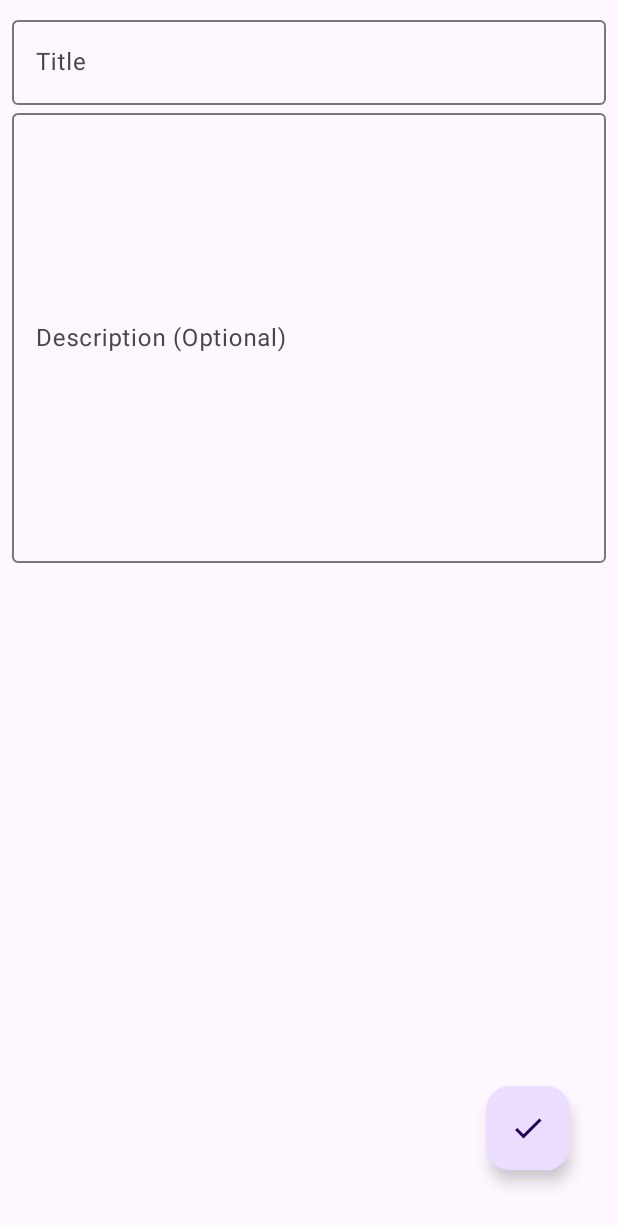
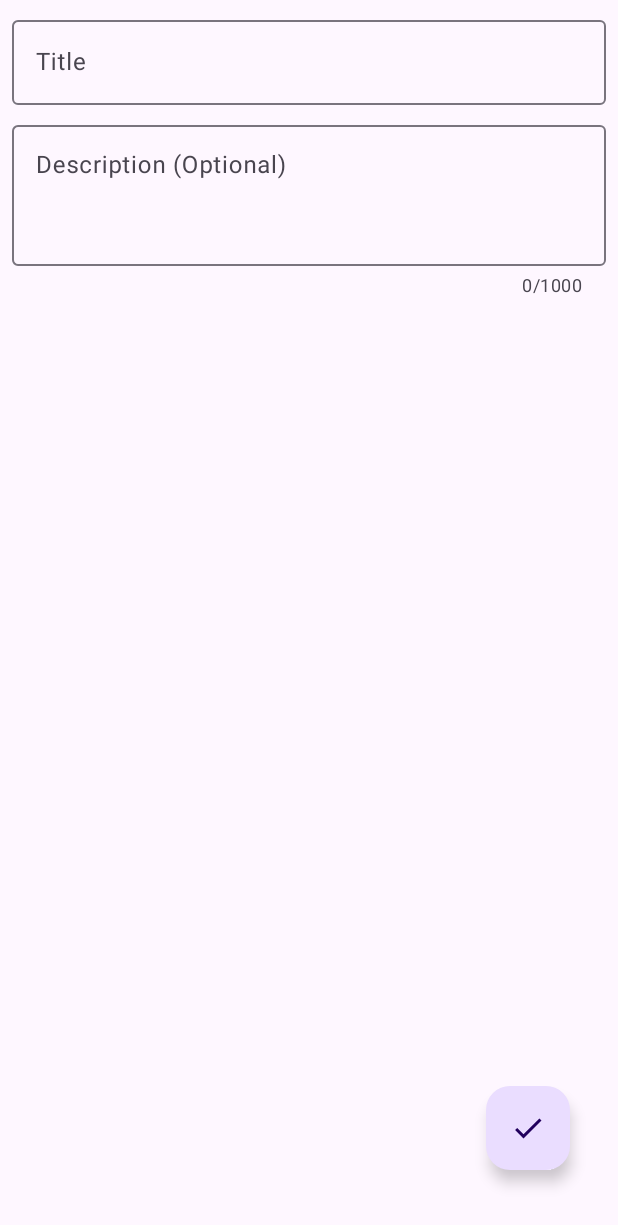
Before and after one commit to shoaibkhanae/CODSOFT-TodoListApp, an Android app: the AddFragment screen opened through its navigation route, on a phone screen of 412 x 824 dp. Shown: the top 1225 px of the screen. Run offline under Robolectric (Android 15) with nearby library versions, the phone set to English and light mode, and no system bars.

Commit message:
improve thee add fragment UI

```diff
--- a/app/src/main/java/com/example/todo/ui/fragments/UpdateFragment.kt
+++ b/app/src/main/java/com/example/todo/ui/fragments/UpdateFragment.kt
@@ -52,8 +52,8 @@ class UpdateFragment : Fragment() {
     override fun onViewCreated(view: View, savedInstanceState: Bundle?) {
         super.onViewCreated(view, savedInstanceState)
 
-        binding.etUpdateTitle.hint = title
-        binding.etUpdateDescription.hint = description
+        binding.etUpdateTitle.setText(title)
+        binding.etUpdateDescription.setText(description)
 
         // go to home screen with updates
         binding.updateButton.setOnClickListener { updateTask() }
--- a/app/src/main/res/layout/fragment_add.xml
+++ b/app/src/main/res/layout/fragment_add.xml
@@ -25,23 +25,28 @@
         </com.google.android.material.textfield.TextInputLayout>
 
     <com.google.android.material.textfield.TextInputLayout
-        android:id="@+id/til_description_title"
+        android:id="@+id/til_todo_description"
         android:layout_width="match_parent"
         android:layout_height="wrap_content"
+        app:counterEnabled="true"
+        app:counterMaxLength="1000"
         app:layout_constraintStart_toStartOf="parent"
         app:layout_constraintEnd_toEndOf="parent"
+        android:layout_marginTop="@dimen/base_margin"
         app:layout_constraintTop_toBottomOf="@id/til_todo_title">
 
         <com.google.android.material.textfield.TextInputEditText
-            android:id="@+id/et_description"
+            android:id="@+id/et_Description"
             android:layout_width="match_parent"
-            android:layout_height="@dimen/description_width"
+            android:layout_height="wrap_content"
+            android:gravity="top|left"
             android:hint="@string/description"
-            android:singleLine="true"
-            android:inputType="text" />
+            android:singleLine="false"
+            android:minLines="3"
+            android:maxLines="5"
+            android:maxLength="1000"
+            android:inputType="textMultiLine"/>
     </com.google.android.material.textfield.TextInputLayout>
-
-
 
         <com.google.android.material.floatingactionbutton.FloatingActionButton
             android:id="@+id/done_button"
```
Also changed, not shown: app/src/main/res/layout/fragment_update.xml (+10 -2 lines).
